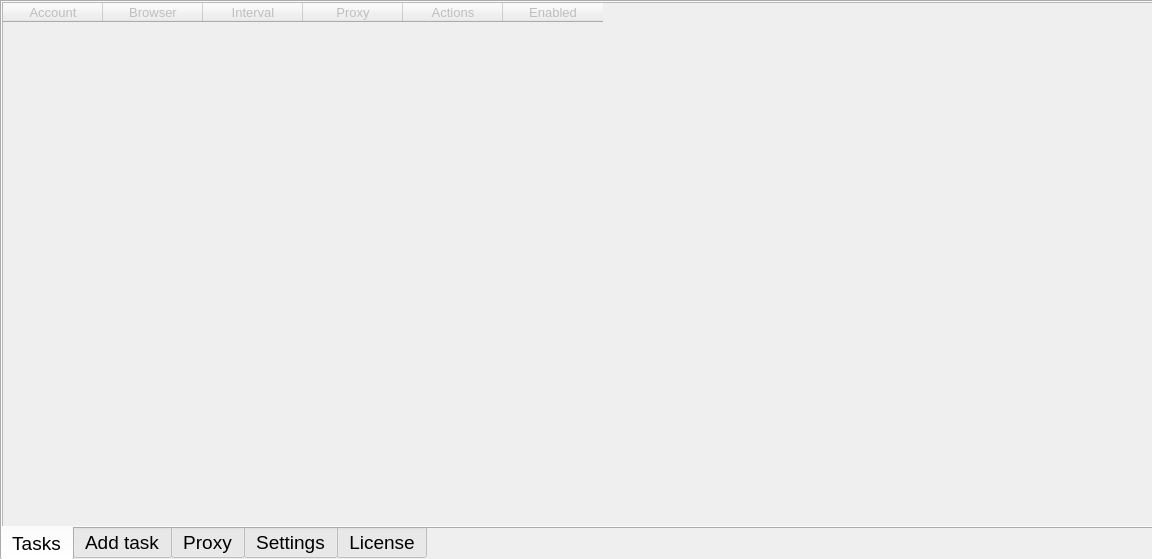
Before: the Qt Designer form gui.ui in hisoyem/oneclick, drawn with Qt 5.
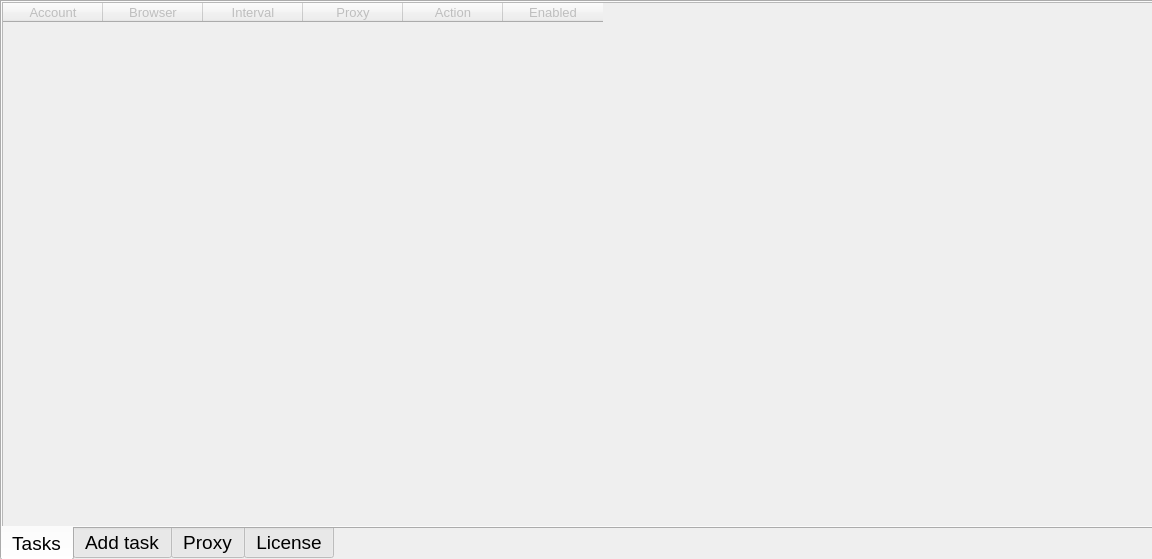
After: the same form once the commit is applied. The open tabs and pages were chosen to show the change. Icons and pictures are not drawn.

Commit message: Выбор одного чекбокса между Headless & Chrome

The edit to the form file:
```diff
--- a/gui.ui
+++ b/gui.ui
@@ -169,7 +169,7 @@
       </column>
       <column>
        <property name="text">
-           <string>Actions</string>
+           <string>Action</string>
        </property>
        <property name="font">
         <font>
@@ -521,15 +521,6 @@
      </attribute>
     </widget>
     <widget class="QWidget" name="tab_4">
-     <attribute name="icon">
-      <iconset>
-       <normaloff>images/settings-5-512.png</normaloff>images/settings-5-512.png</iconset>
-     </attribute>
-     <attribute name="title">
-      <string>Settings</string>
-     </attribute>
-    </widget>
-    <widget class="QWidget" name="tab_5">
      <attribute name="icon">
       <iconset>
        <normaloff>images/clipboard-8-512.png</normaloff>images/clipboard-8-512.png</iconset>
```
Left out of the diff: 2 changed lines with no effect on the pictures. Lines whose indentation alone changed are shown as unchanged. The commit also changes 2 other files.
